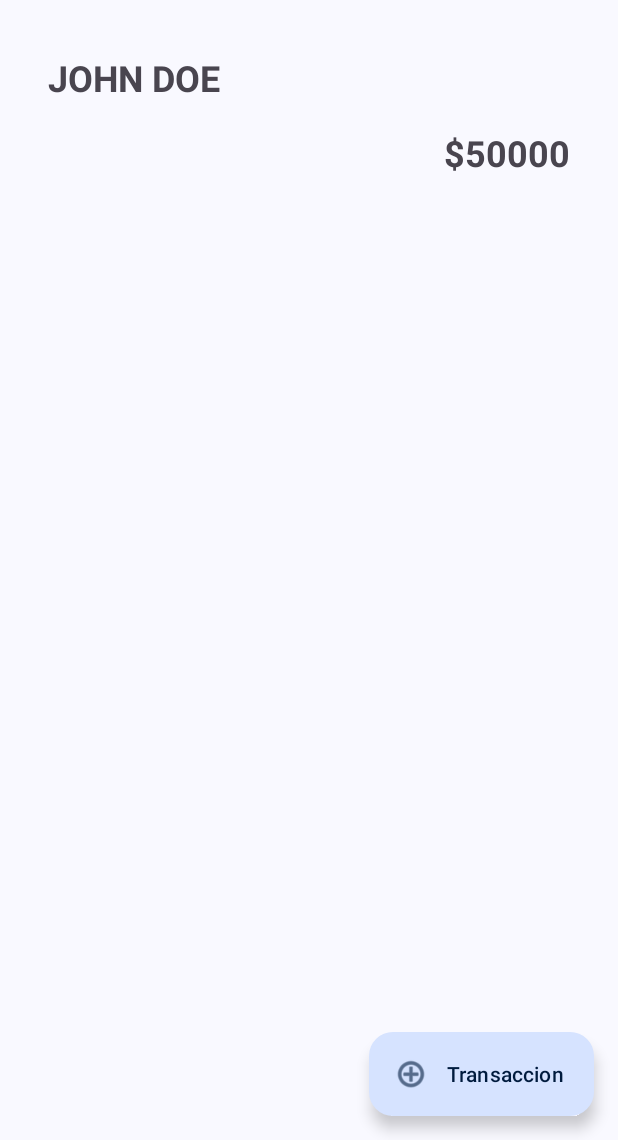
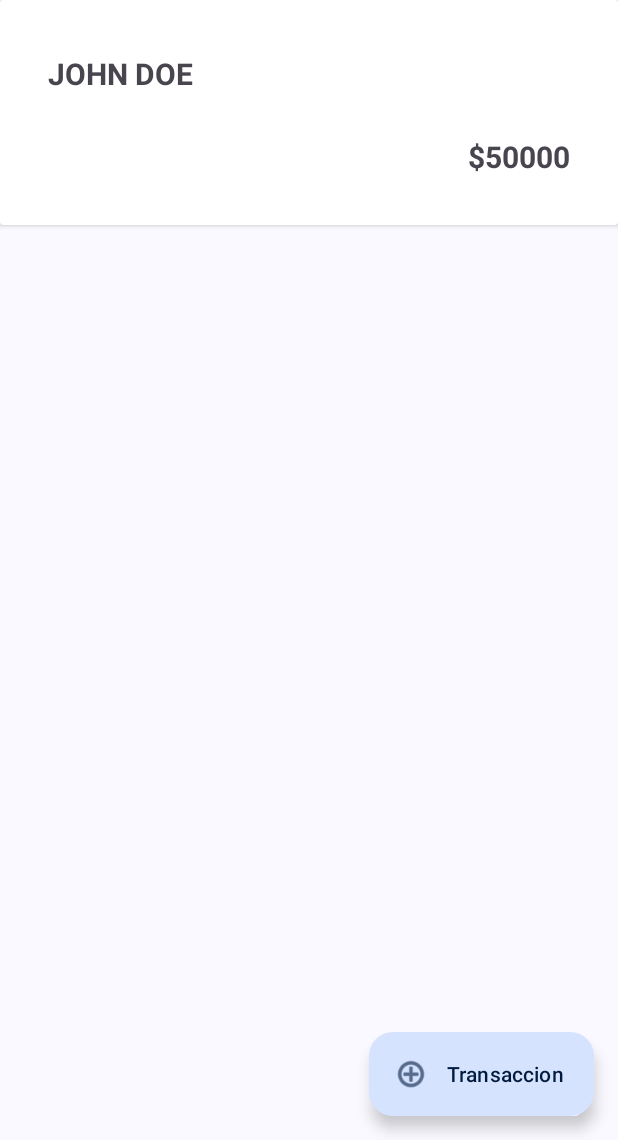
Before and after one commit to rpenates/blue-bank, an Android app: the screen it shows after launch (MainActivity), on a phone screen of 412 x 824 dp, the part 96-1236 px from its top. Run offline under Robolectric (Android 15) with nearby library versions, the phone set to English and light mode, and no system bars; libraries missing offline, so code that uses them is left out: io.realm.kotlin; 7 statements that could not run were skipped.

Commit message:
Add functionality

```diff
--- a/app/build.gradle
+++ b/app/build.gradle
@@ -78,5 +78,7 @@ dependencies {
     implementation libs.gson
     implementation 'io.realm.kotlin:library-base:2.0.0'
     implementation 'org.jetbrains.kotlinx:kotlinx-coroutines-core:1.7.1'
+    implementation("androidx.activity:activity-ktx:1.9.0")
+    implementation("androidx.lifecycle:lifecycle-runtime-ktx:2.8.2")
 
 }
--- a/app/src/main/AndroidManifest.xml
+++ b/app/src/main/AndroidManifest.xml
@@ -14,7 +14,10 @@
         android:theme="@style/Theme.BlueBank"
         tools:targetApi="31">
         <activity
-            android:name=".ui.Transaction.TransactionActivity"
+            android:name=".ui.login.LoginActivity"
+            android:exported="false" />
+        <activity
+            android:name=".ui.transaction.TransactionActivity"
             android:exported="false" />
         <activity
             android:name=".MainActivity"
--- a/app/src/main/java/com/rpenates/bluebank/MainActivity.kt
+++ b/app/src/main/java/com/rpenates/bluebank/MainActivity.kt
@@ -1,12 +1,26 @@
 package com.rpenates.bluebank
 
+import android.annotation.SuppressLint
+import android.content.Intent
 import android.os.Bundle
+import android.widget.TextView
 import androidx.activity.enableEdgeToEdge
+import androidx.activity.viewModels
 import androidx.appcompat.app.AppCompatActivity
 import androidx.core.view.ViewCompat
 import androidx.core.view.WindowInsetsCompat
+import androidx.recyclerview.widget.LinearLayoutManager
+import androidx.recyclerview.widget.RecyclerView
+import com.google.android.material.floatingactionbutton.ExtendedFloatingActionButton
+import com.rpenates.bluebank.ui.adapters.TransactionItemAdapter
+import com.rpenates.bluebank.ui.transaction.TransactionActivity
 
 class MainActivity : AppCompatActivity() {
+
+    private val viewModel: MainActivityViewModel by viewModels()
+    private val transactionAdapter = TransactionItemAdapter()
+
+    @SuppressLint("SetTextI18n")
     override fun onCreate(savedInstanceState: Bundle?) {
         super.onCreate(savedInstanceState)
         // enableEdgeToEdge()
@@ -16,5 +30,29 @@ class MainActivity : AppCompatActivity() {
             v.setPadding(systemBars.left, systemBars.top, systemBars.right, systemBars.bottom)
             insets
         }
+        val transactionBtn = findViewById<ExtendedFloatingActionButton>(R.id.add_transaction)
+        val userBalanceText = findViewById<TextView>(R.id.user_balance_text)
+        val userNameText = findViewById<TextView>(R.id.user_name_text)
+        val transactionList = findViewById<RecyclerView>(R.id.transaction_list)
+
+        viewModel.loadUser()
+
+        viewModel.currentUser.observe(this) { user ->
+            if (user != null) {
+                userNameText.text = user!!.fullName
+                userBalanceText.text = "$" + user.account?.balance.toString()
+                transactionList.layoutManager = LinearLayoutManager(this)
+                transactionAdapter.transactions = user.account?.transactions ?: emptyList()
+                transactionList.adapter = transactionAdapter
+            }
+            transactionAdapter.notifyDataSetChanged()
+
+        }
+
+        transactionBtn.setOnClickListener {
+            val intent = Intent(this, TransactionActivity::class.java)
+            startActivity(intent)
+        }
     }
+
 }
--- /dev/null
+++ b/app/src/main/java/com/rpenates/bluebank/MainActivityViewModel.kt
@@ -0,0 +1,24 @@
+package com.rpenates.bluebank
+
+import android.util.Log
+import androidx.lifecycle.MutableLiveData
+import androidx.lifecycle.ViewModel
+import com.rpenates.bluebank.models.Transaction
+import com.rpenates.bluebank.models.User
+import io.realm.kotlin.ext.query
+
+class MainActivityViewModel:ViewModel() {
+
+    val TAG = "MainActivityViewModel"
+    private val realm = BluebankApp.realm
+
+    val currentUser = MutableLiveData<User?>()
+    val transactionList = MutableLiveData<List<Transaction>>()
+
+
+    fun loadUser() {
+        val user = realm.query<User>().first().find()
+        currentUser.value = user
+        Log.i(TAG, "User: $user")
+    }
+}
--- a/app/src/main/java/com/rpenates/bluebank/ui/Transaction/TransactionActivityViewModel.kt
+++ /dev/null
@@ -1,4 +0,0 @@
-package com.rpenates.bluebank.ui.Transaction
-
-class TransactionActivityViewModel {
-}
--- a/app/src/main/java/com/rpenates/bluebank/ui/Transaction/TransactionActivity.kt
+++ b/app/src/main/java/com/rpenates/bluebank/ui/login/LoginActivity.kt
@@ -1,4 +1,4 @@
-package com.rpenates.bluebank.ui.Transaction
+package com.rpenates.bluebank.ui.login
 
 import android.os.Bundle
 import androidx.activity.enableEdgeToEdge
@@ -7,11 +7,11 @@ import androidx.core.view.ViewCompat
 import androidx.core.view.WindowInsetsCompat
 import com.rpenates.bluebank.R
 
-class TransactionActivity : AppCompatActivity() {
+class LoginActivity : AppCompatActivity() {
     override fun onCreate(savedInstanceState: Bundle?) {
         super.onCreate(savedInstanceState)
         enableEdgeToEdge()
-        setContentView(R.layout.activity_transaction)
+        setContentView(R.layout.activity_login)
         ViewCompat.setOnApplyWindowInsetsListener(findViewById(R.id.main)) { v, insets ->
             val systemBars = insets.getInsets(WindowInsetsCompat.Type.systemBars())
             v.setPadding(systemBars.left, systemBars.top, systemBars.right, systemBars.bottom)
--- a/app/src/main/res/layout/activity_main.xml
+++ b/app/src/main/res/layout/activity_main.xml
@@ -32,13 +32,18 @@
 
         </com.google.android.material.appbar.AppBarLayout>
 
-        <androidx.constraintlayout.widget.ConstraintLayout
-            android:id="@+id/user_card"
+        <androidx.cardview.widget.CardView
             android:layout_width="match_parent"
             android:layout_height="150dp"
+            android:id="@+id/user_card"
             app:layout_constraintEnd_toEndOf="parent"
             app:layout_constraintStart_toStartOf="parent"
             app:layout_constraintTop_toBottomOf="@+id/appBarLayout">
+
+            <androidx.constraintlayout.widget.ConstraintLayout
+                android:layout_width="match_parent"
+                android:layout_height="match_parent">
+
 
                 <TextView
                     android:id="@+id/user_name_text"
@@ -48,7 +53,7 @@
                     android:layout_marginTop="35dp"
                     android:text="John Doe"
                     android:textAllCaps="true"
-                android:textSize="24sp"
+                    android:textSize="20sp"
                     android:textStyle="bold"
                     app:layout_constraintStart_toStartOf="parent"
                     app:layout_constraintTop_toTopOf="parent" />
@@ -61,19 +66,22 @@
                     android:layout_marginBottom="32dp"
                     android:text="$50000"
                     android:textAllCaps="true"
-                android:textSize="24sp"
+                    android:textSize="20sp"
                     android:textStyle="bold"
                     app:layout_constraintBottom_toBottomOf="parent"
                     app:layout_constraintEnd_toEndOf="parent" />
 
             </androidx.constraintlayout.widget.ConstraintLayout>
 
+        </androidx.cardview.widget.CardView>
+
         <androidx.recyclerview.widget.RecyclerView
             android:layout_width="match_parent"
             android:layout_height="0dp"
             app:layout_constraintBottom_toBottomOf="parent"
             app:layout_constraintTop_toBottomOf="@+id/user_card"
-            tools:layout_editor_absoluteX="0dp" />
+            tools:layout_editor_absoluteX="0dp"
+            android:id="@+id/transaction_list"/>
 
     </androidx.constraintlayout.widget.ConstraintLayout>
 
```
Also changed, not shown: app/src/main/java/com/rpenates/bluebank/ui/adapters/TransactionItemAdapter.kt (added, +45 -0 lines), app/src/main/java/com/rpenates/bluebank/ui/transaction/TransactionActivity.kt (added, +37 -0 lines), app/src/main/java/com/rpenates/bluebank/ui/transaction/TransactionActivityViewModel.kt (added, +34 -0 lines), app/src/main/res/layout/activity_login.xml (added, +10 -0 lines), app/src/main/res/layout/activity_transaction.xml (+66 -1 lines), app/src/main/res/layout/transaction_item.xml (added, +37 -0 lines). Lines whose indentation alone changed are shown as unchanged.
